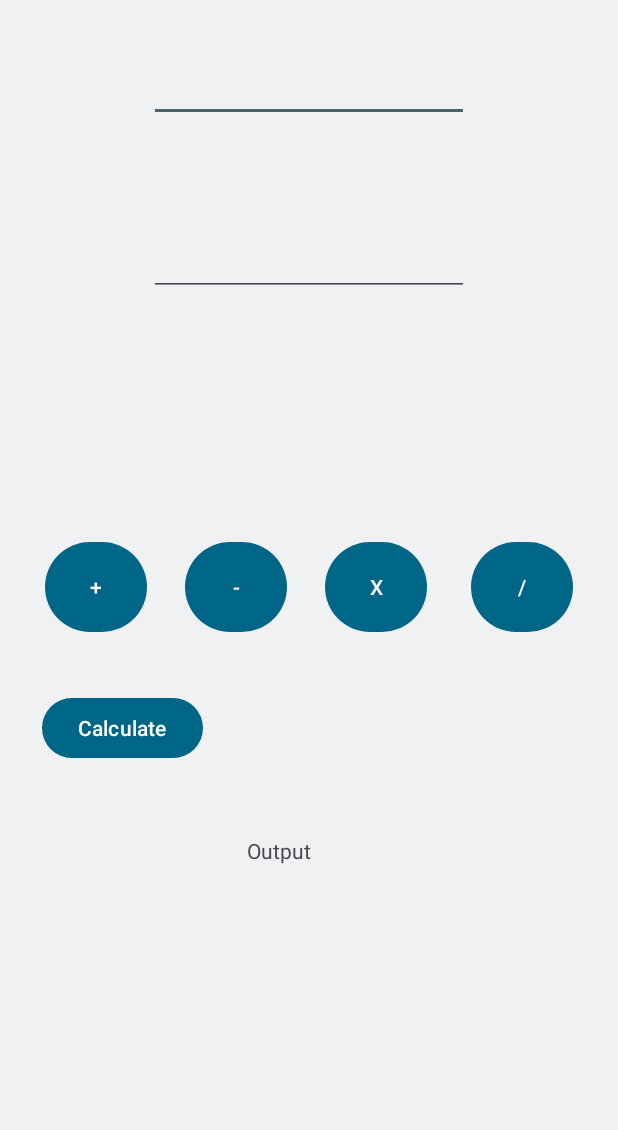
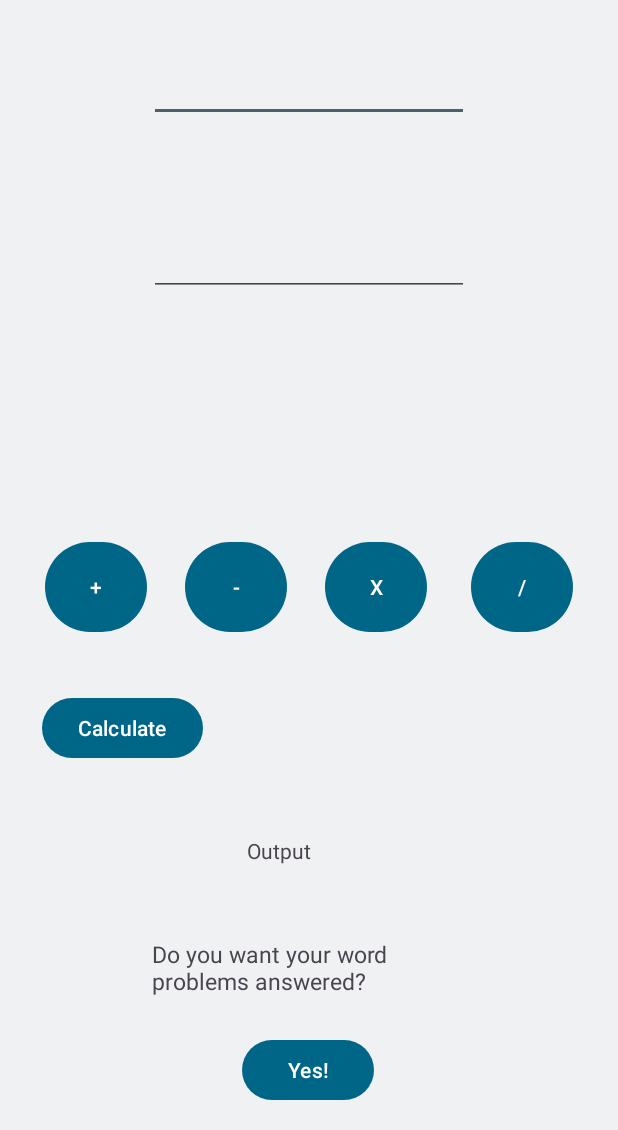
Before and after one commit to MithunA12/CalculatorAppArun, an Android app: the screen it shows after launch (MainActivity), on a phone screen of 412 x 824 dp, the part 106-1236 px from its top. Run offline under Robolectric (Android 15) with nearby library versions, the phone set to English and light mode, and no system bars.

Commit message:
Switch screen is working, ui for both screens is finished, however the API request isn't working yet
You must go to file > new activity > empty views in order to create a new screen

```diff
--- a/app/build.gradle
+++ b/app/build.gradle
@@ -37,4 +37,5 @@ dependencies {
     testImplementation 'junit:junit:4.13.2'
     androidTestImplementation 'androidx.test.ext:junit:1.1.3'
     androidTestImplementation 'androidx.test.espresso:espresso-core:3.4.0'
+    implementation 'com.squareup.okhttp3:okhttp:4.9.1'
 }
--- a/app/src/main/AndroidManifest.xml
+++ b/app/src/main/AndroidManifest.xml
@@ -21,6 +21,10 @@
                 <category android:name="android.intent.category.LAUNCHER" />
             </intent-filter>
         </activity>
+        <activity android:name=".WordProblemActivity"
+            android:exported="false">
+
+        </activity>
     </application>
 
 </manifest>
--- a/app/src/main/java/com/example/calculatorapparun/MainActivity.java
+++ b/app/src/main/java/com/example/calculatorapparun/MainActivity.java
@@ -1,13 +1,13 @@
 package com.example.calculatorapparun;
 import android.app.Activity;
+import android.content.Intent;
 import android.os.Bundle;
-
-import com.android.volley.toolbox.HttpResponse;
 import android.view.View;
 import android.widget.EditText;
 import android.widget.TextView;
 import androidx.appcompat.app.AppCompatActivity;
-
+import okhttp3.*;
+import java.io.IOException;
 
 public class MainActivity extends AppCompatActivity {
 
@@ -15,11 +15,17 @@ public class MainActivity extends AppCompatActivity {
     boolean isSub;
     boolean isMult;
     boolean isDiv;
-//    HttpResponse<String> response;
+    String question;
+
     @Override
     protected void onCreate(Bundle savedInstanceState) {
         super.onCreate(savedInstanceState);
         setContentView(R.layout.activity_main);
+    }
+
+    public void switchScreens(View v){
+        Intent intent = new Intent(this, WordProblemActivity.class);
+        startActivity(intent);
     }
 
     public void calculate(View v){
--- a/app/src/main/res/layout/activity_main.xml
+++ b/app/src/main/res/layout/activity_main.xml
@@ -109,4 +109,28 @@
         app:layout_constraintStart_toStartOf="parent"
         app:layout_constraintTop_toBottomOf="@+id/AddButton" />
 
+    <TextView
+        android:id="@+id/questionTextView"
+        android:layout_width="220dp"
+        android:layout_height="48dp"
+        android:layout_marginBottom="16dp"
+        android:text="Do you want your word problems answered?"
+        android:textSize="15sp"
+        app:layout_constraintBottom_toTopOf="@+id/yesButton"
+        app:layout_constraintEnd_toEndOf="parent"
+        app:layout_constraintHorizontal_bias="0.528"
+        app:layout_constraintStart_toStartOf="parent" />
+
+    <Button
+        android:id="@+id/yesButton"
+        android:layout_width="wrap_content"
+        android:layout_height="wrap_content"
+        android:layout_marginBottom="16dp"
+        android:text="Yes!"
+        android:onClick="switchScreens"
+        app:layout_constraintBottom_toBottomOf="parent"
+        app:layout_constraintEnd_toEndOf="parent"
+        app:layout_constraintHorizontal_bias="0.498"
+        app:layout_constraintStart_toStartOf="parent" />
+
 </androidx.constraintlayout.widget.ConstraintLayout>
```
Also changed, not shown: app/src/main/java/com/example/calculatorapparun/WordProblemActivity.java (added, +62 -0 lines), app/src/main/res/layout/activity_word_problem.xml (added, +51 -0 lines), build.gradle (line endings or trailing spaces), gradle/wrapper/gradle-wrapper.properties.
